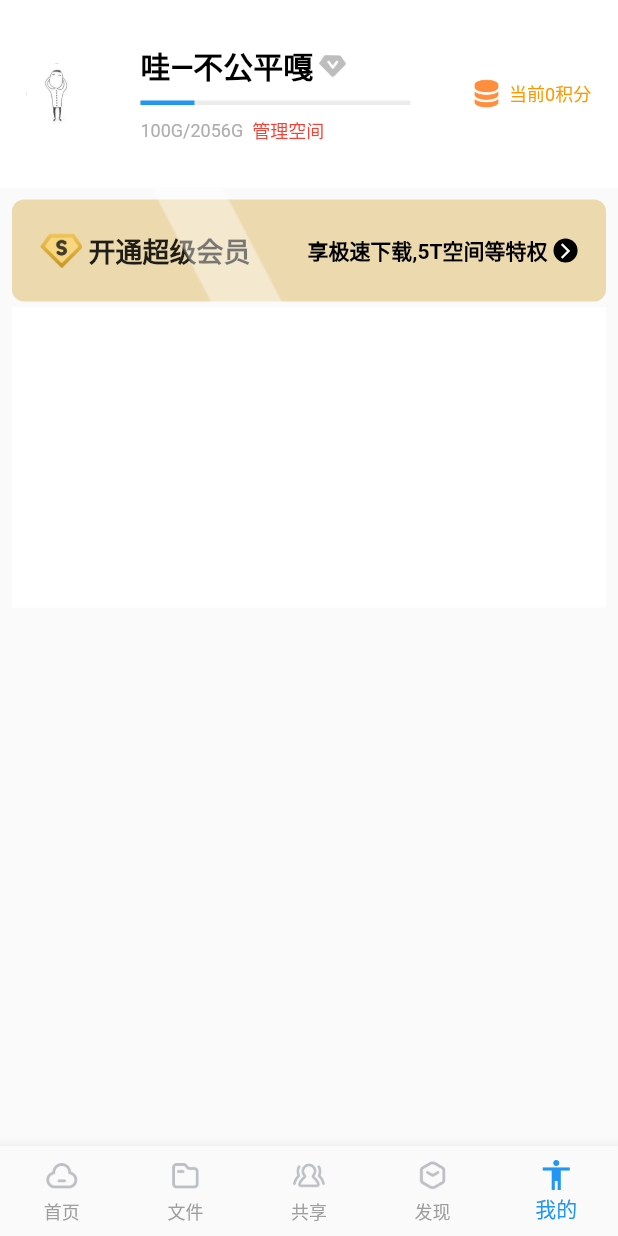
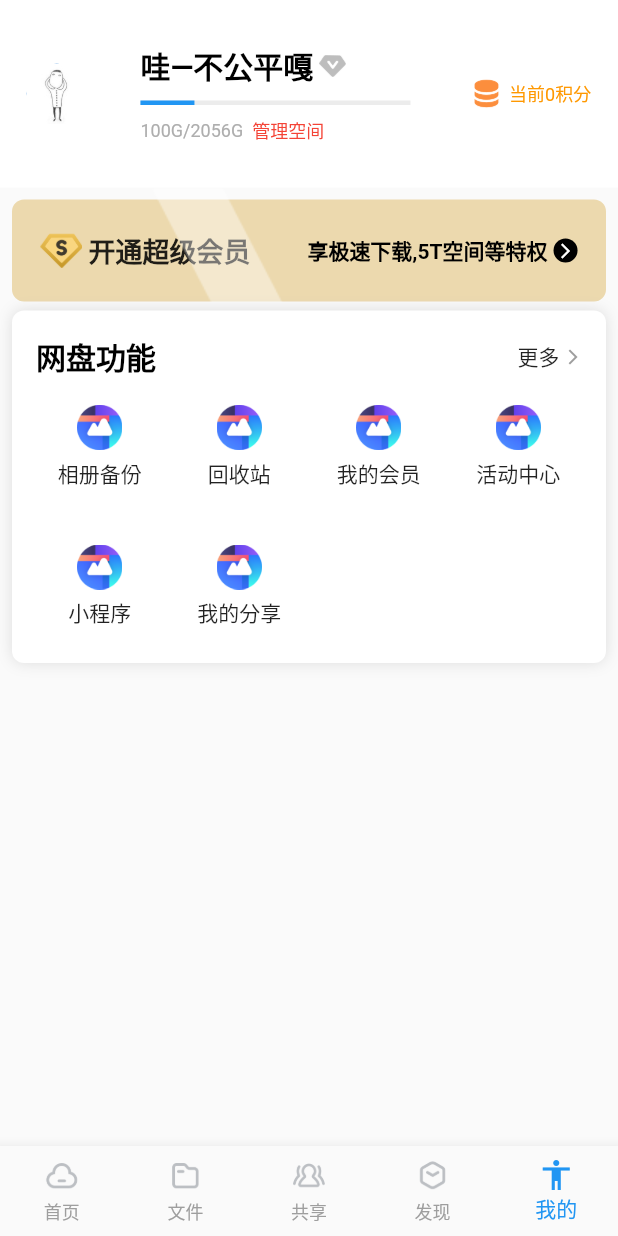
Before and after one commit to xiaxiayige/FlutterDemo, a Flutter app: the screen it shows after launch, item 5 of the bottom bar chosen, on a phone screen of 412 x 824 dp. Run offline on Flutter 3.47's test engine with Material 2 defaults, Android fonts, the phone set to English and light mode, and no system bars.

Commit message:
add textIcon widget

```diff
--- a/flutter_pan_baidu/lib/main.dart
+++ b/flutter_pan_baidu/lib/main.dart
@@ -17,6 +17,7 @@ class MyApp extends StatelessWidget {
       title: 'Flutter Demo',
       theme: ThemeData(
         primarySwatch: Colors.blue,
+//        scaffoldBackgroundColor: Colors.white
       ),
       home: FragmentContainer(),
     );
--- a/flutter_pan_baidu/lib/page/mine_page.dart
+++ b/flutter_pan_baidu/lib/page/mine_page.dart
@@ -1,11 +1,25 @@
 import 'package:flutter/cupertino.dart';
 import 'package:flutter/material.dart';
+import 'package:flutterpanbaidu/bean/bean.dart';
 import 'package:flutterpanbaidu/generated/r.dart';
+import 'package:flutterpanbaidu/tools/common_widget.dart';
 
 /****
  * 我的
  */
 class MinePage extends StatelessWidget {
+
+  List<CardInfo> toolscards=[
+    CardInfo(R.img_service_album_icon,"相册备份",""),
+    CardInfo(R.img_service_album_icon,"回收站",""),
+    CardInfo(R.img_service_album_icon,"我的会员",""),
+    CardInfo(R.img_service_album_icon,"活动中心",""),
+    CardInfo(R.img_service_album_icon,"小程序",""),
+    CardInfo(R.img_service_album_icon,"我的分享",""),
+    CardInfo(R.img_service_album_icon,"只能设备",""),
+    CardInfo(R.img_service_album_icon,"文件清理",""),
+  ];
+
   @override
   Widget build(BuildContext context) {
     return Column(
@@ -158,13 +172,69 @@ class MinePage extends StatelessWidget {
             )
           ],
         ),
-        SizedBox(height: 4,),
-        Container(
-          margin: EdgeInsets.only(left: 8,right: 8),
-          height: 200,
-          color: Colors.white,
-        )
+        SizedBox(height: 6,),
+        _buildCard("网盘功能",true,null)
       ],
     );
   }
+
+
+
+  Widget _buildCard(String title,bool isMore,List<CardInfo> cards){
+      return Container(
+        padding: EdgeInsets.all(16),
+        margin: EdgeInsets.only(left: 8,right: 8),
+        height: 235,
+        decoration: BoxDecoration(boxShadow: [BoxShadow(blurRadius: 8,color: Colors.grey.withAlpha(80))],borderRadius: BorderRadius.circular(8),color: Colors.white),
+        child: Column(
+          children: <Widget>[
+            Row(
+              mainAxisAlignment: MainAxisAlignment.spaceBetween,
+              crossAxisAlignment: CrossAxisAlignment.center,
+              children: <Widget>[
+              Text(title,style: TextStyle(fontSize: 20,color: Colors.black,fontWeight: FontWeight.bold),),
+              isMore ? TextIcon(text: Text("更多"),icon: Icon(Icons.arrow_forward_ios,size: 12,color: Colors.grey,),icon_direction: TextIcon.TO_RIGHT,padding: 3,):null
+              ],),
+            Container(
+              height: 180,
+              child:  GridView.builder(
+                gridDelegate: SliverGridDelegateWithFixedCrossAxisCount(
+                    crossAxisCount: 4, mainAxisSpacing: 8, crossAxisSpacing: 8),
+                itemBuilder: (context, index) {
+                  return buildCard(toolscards[index]);
+                },
+                itemCount: 6,
+                shrinkWrap: false,
+                physics: NeverScrollableScrollPhysics(),
+              ),
+            )
+          ],
+        ),
+      );
+  }
+
+  Widget buildCardWidget(CardInfo cardInfo) {
+    return Column(
+      mainAxisAlignment: MainAxisAlignment.center,
+      children: <Widget>[
+        Image.asset(cardInfo.img,width: 35,height: 35,),
+        SizedBox(height: 4,),
+        Text(cardInfo.title,style: TextStyle(color: Colors.black,fontSize: 16,fontWeight: FontWeight.bold),),
+        SizedBox(height: 2,),
+      ],
+    );
+  }
+
+  Widget buildCard(CardInfo card) {
+    return Container(
+      height: 60,
+      child: Column(
+        mainAxisAlignment: MainAxisAlignment.center,
+        children: <Widget>[
+          Image.asset(card.img,width: 30,height: 40,),
+          Text(card.title)
+        ],
+      ),
+    );
+  }
 }
--- /dev/null
+++ b/flutter_pan_baidu/lib/tools/common_widget.dart
@@ -0,0 +1,73 @@
+import 'package:flutter/material.dart';
+
+/***
+ * 文本+icon
+ */
+class TextIcon extends StatelessWidget {
+  static const String ICON_DIRECTION = "icon_direction";
+  static const int TO_LEFT = 0;
+  static const int TO_RIGHT = 1;
+  static const int TO_TOP = 2;
+  static const int TO_BUTTOM = 3;
+
+  Text text;
+  Widget icon; //有可能是 icon or image string
+  int icon_direction; //图标放置方向
+  double padding = 0;
+
+  TextIcon({
+    @required this.text,
+    @required this.icon,
+    @required this.icon_direction,
+    this.padding = 0,
+  });
+
+  @override
+  Widget build(BuildContext context) {
+    return buildWidget(icon_direction, padding, icon, text);
+  }
+
+  Widget buildWidget(int direction, double padding, Widget icon, text) {
+    if (direction == TO_LEFT) {
+      return Row(
+        children: <Widget>[
+          icon,
+          SizedBox(
+            width: padding,
+          ),
+          text
+        ],
+      );
+    } else if (direction == TO_RIGHT) {
+      return Row(
+        children: <Widget>[
+          text,
+          SizedBox(
+            width: padding,
+          ),
+          icon,
+        ],
+      );
+    } else if (direction == TO_TOP) {
+      return Column(
+        children: <Widget>[
+          icon,
+          SizedBox(
+            height: padding,
+          ),
+          text,
+        ],
+      );
+    } else {
+      return Column(
+        children: <Widget>[
+          text,
+          SizedBox(
+            height: padding,
+          ),
+          icon,
+        ],
+      );
+    }
+  }
+}
```
